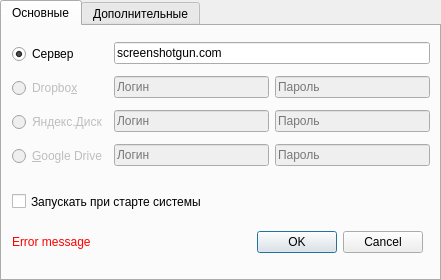
Qt form ui/Settings.ui (ismd/screenshotgun) before a commit.
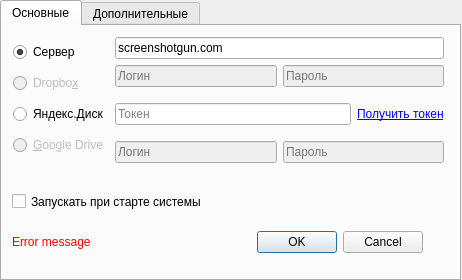
The same form after that commit.

Commit message: Yandex disk

The edit to the form file:
```diff
--- a/ui/Settings.ui
+++ b/ui/Settings.ui
@@ -6,7 +6,7 @@
    <rect>
     <x>0</x>
     <y>0</y>
-    <width>441</width>
+    <width>462</width>
     <height>280</height>
    </rect>
   </property>
@@ -24,7 +24,7 @@
     <rect>
      <x>0</x>
      <y>0</y>
-     <width>441</width>
+     <width>461</width>
      <height>281</height>
     </rect>
    </property>
@@ -113,20 +113,36 @@
       <bool>true</bool>
      </property>
     </widget>
+    <widget class="QDialogButtonBox" name="submitButtons">
+     <property name="geometry">
+      <rect>
+       <x>250</x>
+       <y>200</y>
+       <width>171</width>
+       <height>32</height>
+      </rect>
+     </property>
+     <property name="orientation">
+      <enum>Qt::Horizontal</enum>
+     </property>
+     <property name="standardButtons">
+      <set>QDialogButtonBox::Cancel|QDialogButtonBox::Ok</set>
+     </property>
+    </widget>
     <widget class="QWidget" name="layoutWidget">
      <property name="geometry">
       <rect>
-       <x>10</x>
-       <y>10</y>
-       <width>418</width>
-       <height>140</height>
+       <x>11</x>
+       <y>11</y>
+       <width>431</width>
+       <height>126</height>
       </rect>
      </property>
-     <layout class="QHBoxLayout" name="horizontalLayout_4">
-      <item>
+     <layout class="QGridLayout" name="gridLayout">
+      <item row="0" column="0" rowspan="4">
        <layout class="QVBoxLayout" name="verticalLayout">
         <item>
-         <widget class="QRadioButton" name="serverRadioButton">
+         <widget class="QRadioButton" name="radioButtonServer">
           <property name="text">
            <string>Сервер</string>
           </property>
@@ -146,9 +162,9 @@
          </widget>
         </item>
         <item>
-         <widget class="QRadioButton" name="serverRadioButton_3">
+         <widget class="QRadioButton" name="radioButtonYandex">
           <property name="enabled">
-           <bool>false</bool>
+           <bool>true</bool>
           </property>
           <property name="text">
            <string>Яндекс.Диск</string>
@@ -167,9 +183,7 @@
         </item>
        </layout>
       </item>
-      <item>
-       <layout class="QVBoxLayout" name="verticalLayout_2">
-        <item>
+      <item row="0" column="1">
          <widget class="QLineEdit" name="serverEdit">
           <property name="text">
            <string>screenshotgun.com</string>
@@ -179,7 +193,7 @@
           </property>
          </widget>
         </item>
-        <item>
+      <item row="1" column="1">
          <layout class="QHBoxLayout" name="horizontalLayout">
           <item>
            <widget class="QLineEdit" name="lineEdit">
@@ -203,31 +217,31 @@
           </item>
          </layout>
         </item>
-        <item>
+      <item row="2" column="1">
          <layout class="QHBoxLayout" name="horizontalLayout_2">
           <item>
-           <widget class="QLineEdit" name="lineEdit_3">
+         <widget class="QLineEdit" name="yandexToken">
             <property name="enabled">
-             <bool>false</bool>
+           <bool>true</bool>
             </property>
             <property name="placeholderText">
-             <string>Логин</string>
+           <string>Токен</string>
             </property>
            </widget>
           </item>
           <item>
-           <widget class="QLineEdit" name="lineEdit_4">
-            <property name="enabled">
-             <bool>false</bool>
-            </property>
-            <property name="placeholderText">
-             <string>Пароль</string>
+         <widget class="QLabel" name="label">
+          <property name="text">
+           <string>&lt;a href=&quot;https://oauth.yandex.ru/authorize?response_type=token&amp;client_id=9cc4557692e44328bfecf32f2c131eea&quot;&gt;Получить токен&lt;/a&gt;</string>
+          </property>
+          <property name="openExternalLinks">
+           <bool>true</bool>
             </property>
            </widget>
           </item>
          </layout>
         </item>
-        <item>
+      <item row="3" column="1">
          <layout class="QHBoxLayout" name="horizontalLayout_3">
           <item>
            <widget class="QLineEdit" name="lineEdit_5">
@@ -252,24 +266,6 @@
          </layout>
         </item>
        </layout>
-      </item>
-     </layout>
-    </widget>
-    <widget class="QDialogButtonBox" name="submitButtons">
-     <property name="geometry">
-      <rect>
-       <x>250</x>
-       <y>200</y>
-       <width>171</width>
-       <height>32</height>
-      </rect>
-     </property>
-     <property name="orientation">
-      <enum>Qt::Horizontal</enum>
-     </property>
-     <property name="standardButtons">
-      <set>QDialogButtonBox::Cancel|QDialogButtonBox::Ok</set>
-     </property>
     </widget>
    </widget>
    <widget class="QWidget" name="tab_2">
```
Lines whose indentation alone changed are shown as unchanged. The commit also changes 13 other files.
